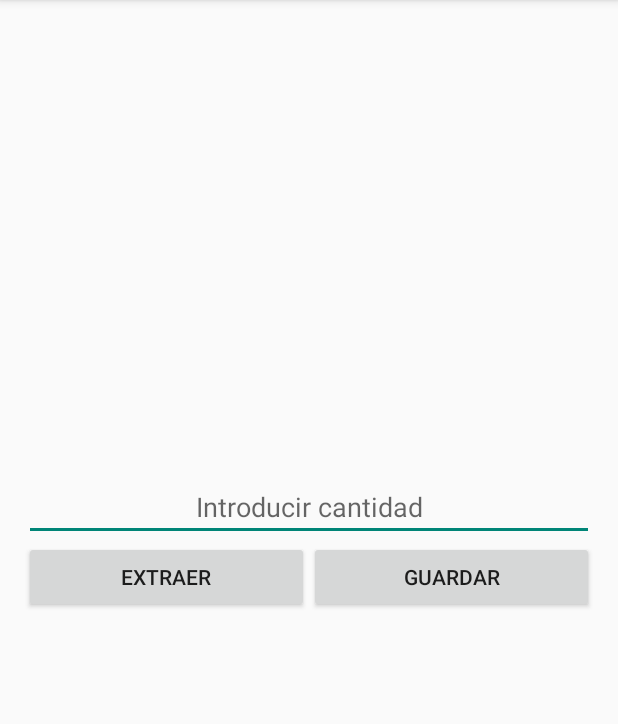
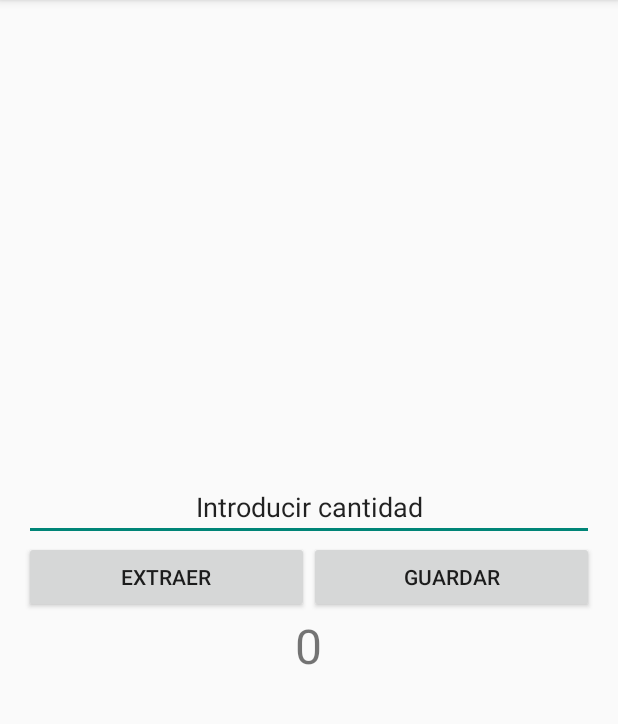
Before and after one commit to thinway/Simple-Bank, an Android app: the screen it shows after launch (MainActivity), after a tap on "GUARDAR", on a phone screen of 412 x 824 dp, the part 84-808 px from its top. Run offline under Robolectric (Android 15) with nearby library versions, the phone set to English and light mode, and no system bars; 1 other tap on this screen came first.

```diff
--- a/app/src/main/java/org/thinway/android/simplebank/MainActivity.java
+++ b/app/src/main/java/org/thinway/android/simplebank/MainActivity.java
@@ -29,8 +29,11 @@ public class MainActivity extends ActionBarActivity {
         View.OnClickListener ocl = new View.OnClickListener(){
             @Override
             public void onClick(View view){
-                String cantidad = mCajaImporte.getText().toString();
-                mTextoSaldo.setText(cantidad);
+                //String cantidad = mCajaImporte.getText().toString();
+                //mTextoSaldo.setText(cantidad);
+                int contador = Integer.parseInt(mTextoSaldo.getText().toString());
+                contador++;
+                mTextoSaldo.setText(""+contador);
             }
         };
 
@@ -39,10 +42,13 @@ public class MainActivity extends ActionBarActivity {
         View.OnClickListener listenerExtraer = new View.OnClickListener(){
             @Override
             public void onClick(View view){
-                int saldo = Integer.parseInt(mTextoSaldo.getText().toString());
-                int sacado = Integer.parseInt(mCajaImporte.getText().toString());
-                int total = saldo - sacado;
-                mTextoSaldo.setText("" + total);
+                //int saldo = Integer.parseInt(mTextoSaldo.getText().toString());
+                //int sacado = Integer.parseInt(mCajaImporte.getText().toString());
+                //int total = saldo - sacado;
+                //mTextoSaldo.setText("" + total);
+                int contador = Integer.parseInt(mTextoSaldo.getText().toString());
+                contador--;
+                mTextoSaldo.setText(""+contador);
             }
         };
 
--- a/app/src/main/res/layout/activity_main.xml
+++ b/app/src/main/res/layout/activity_main.xml
@@ -14,7 +14,7 @@
     <EditText
         android:id="@+id/cantidadEditText"
         android:gravity="center"
-        android:hint="@string/amount_hint"
+        android:text="@string/amount_hint"
         android:layout_width="match_parent"
         android:layout_height="wrap_content" />
 
--- a/app/src/main/res/menu/menu_main.xml
+++ b/app/src/main/res/menu/menu_main.xml
@@ -9,4 +9,9 @@
         android:orderInCategory="100"
         app:showAsAction="never" />
 
+    <item android:id="@+id/action_settings2"
+        android:title="Opción 2"
+        android:orderInCategory="100"
+        app:showAsAction="never" />
+
 </menu>
--- a/app/src/main/res/values/strings.xml
+++ b/app/src/main/res/values/strings.xml
@@ -3,11 +3,11 @@
 
     <string name="app_name">SimpleBank</string>
     <string name="hello_world">Hello world!</string>
-    <string name="action_settings">Settings</string>
+    <string name="action_settings">Opción 1</string>
 
     <string name="amount_hint">Introducir cantidad</string>
     <string name="deposit">GUARDAR</string>
     <string name="withdraw">EXTRAER</string>
-    <string name="balance_placeholder">Balance</string>
+    <string name="balance_placeholder">0</string>
 
 </resources>
```
Also changed, not shown: 2 other files.
